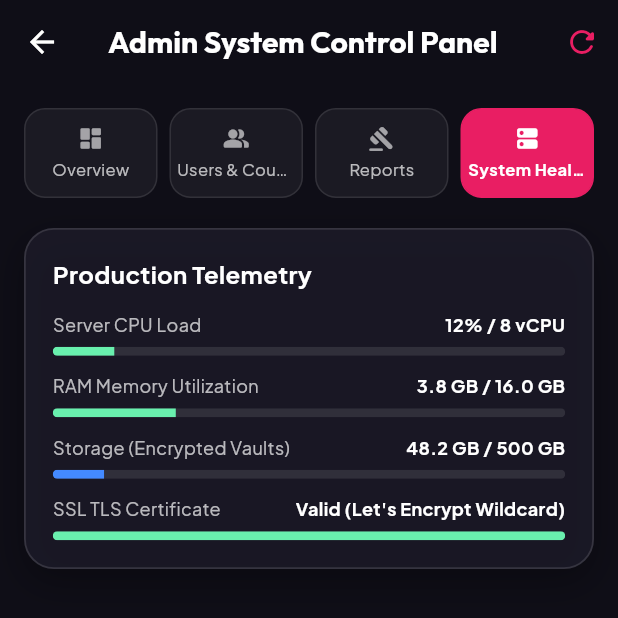
After one commit to Mariam-creater/couple_connect_app, a Flutter app: the AdminDashboardScreen screen opened directly, after a tap on "Users & Couples", after a tap on "Reports", after a tap on "System Health", on a phone screen of 412 x 824 dp, the top half of it. The commit adds this screen. Run offline on Flutter 3.47's test engine with Material 3 defaults, Android fonts, the phone set to English and light mode, and no system bars; our stand-ins replace google_fonts, shared_preferences; accounts and stored records are empty.

Commit message:
feat: Add Admin Dashboard, System Telemetry, and Master Technical Deliverables Architecture Documentation

```diff
--- /dev/null
+++ b/frontend/lib/presentation/screens/admin/admin_dashboard_screen.dart
@@ -0,0 +1,314 @@
+import 'package:flutter/material.dart';
+import 'package:provider/provider.dart';
+import '../../../core/theme/app_theme.dart';
+import '../../providers/app_state.dart';
+
+class AdminDashboardScreen extends StatefulWidget {
+  const AdminDashboardScreen({super.key});
+
+  @override
+  State<AdminDashboardScreen> createState() => _AdminDashboardScreenState();
+}
+
+class _AdminDashboardScreenState extends State<AdminDashboardScreen> {
+  String _selectedTab = 'overview';
+
+  @override
+  Widget build(BuildContext context) {
+    return Scaffold(
+      appBar: AppBar(
+        title: const Text('Admin System Control Panel', style: TextStyle(fontWeight: FontWeight.bold, color: Colors.white)),
+        actions: [
+          IconButton(
+            icon: const Icon(Icons.refresh_rounded, color: AppTheme.primaryRose),
+            onPressed: () {
+              ScaffoldMessenger.of(context).showSnackBar(
+                const SnackBar(content: Text('Admin telemetry refreshed')),
+              );
+            },
+          ),
+        ],
+      ),
+      body: ListView(
+        padding: const EdgeInsets.all(16),
+        children: [
+          // Navigation Tabs
+          Row(
+            children: [
+              _buildTabButton('overview', 'Overview', Icons.dashboard_rounded),
+              const SizedBox(width: 8),
+              _buildTabButton('users', 'Users & Couples', Icons.people_alt_rounded),
+              const SizedBox(width: 8),
+              _buildTabButton('moderation', 'Reports', Icons.gavel_rounded),
+              const SizedBox(width: 8),
+              _buildTabButton('server', 'System Health', Icons.dns_rounded),
+            ],
+          ),
+          const SizedBox(height: 20),
+
+          if (_selectedTab == 'overview') _buildOverviewTab(context),
+          if (_selectedTab == 'users') _buildUsersTab(context),
+          if (_selectedTab == 'moderation') _buildModerationTab(context),
+          if (_selectedTab == 'server') _buildSystemHealthTab(context),
+        ],
+      ),
+    );
+  }
+
+  Widget _buildTabButton(String tabId, String label, IconData icon) {
+    final isSelected = _selectedTab == tabId;
+    return Expanded(
+      child: GestureDetector(
+        onTap: () => setState(() => _selectedTab = tabId),
+        child: Container(
+          padding: const EdgeInsets.symmetric(vertical: 10, horizontal: 4),
+          decoration: BoxDecoration(
+            color: isSelected ? AppTheme.primaryRose : Colors.white.withOpacity(0.05),
+            borderRadius: BorderRadius.circular(14),
+            border: Border.all(color: isSelected ? AppTheme.primaryRose : Colors.white10),
+          ),
+          child: Column(
+            children: [
+              Icon(icon, size: 18, color: isSelected ? Colors.white : Colors.white60),
+              const SizedBox(height: 4),
+              Text(
+                label,
+                style: TextStyle(
+                  color: isSelected ? Colors.white : Colors.white70,
+                  fontSize: 11,
+                  fontWeight: isSelected ? FontWeight.bold : FontWeight.normal,
+                ),
+                maxLines: 1,
+                overflow: TextOverflow.ellipsis,
+              ),
+            ],
+          ),
+        ),
+      ),
+    );
+  }
+
+  Widget _buildOverviewTab(BuildContext context) {
+    return Column(
+      crossAxisAlignment: CrossAxisAlignment.start,
+      children: [
+        // System Quick Metrics
+        GridView.count(
+          crossAxisCount: 2,
+          shrinkWrap: true,
+          physics: const NeverScrollableScrollPhysics(),
+          crossAxisSpacing: 12,
+          mainAxisSpacing: 12,
+          childAspectRatio: 1.4,
+          children: [
+            _buildMetricTile('Total Registered Users', '12,840', Icons.people_rounded, const Color(0xFF42A5F5), '+14% this month'),
+            _buildMetricTile('Active Couple Spaces', '6,410', Icons.favorite_rounded, AppTheme.primaryRose, '1-to-1 Isolated'),
+            _buildMetricTile('E2EE Messages Routed', '1.42M', Icons.lock_rounded, const Color(0xFF66BB6A), 'AES-256 Encrypted'),
+            _buildMetricTile('AI Requests Processed', '84,200', Icons.auto_awesome_rounded, AppTheme.accentGold, 'Gemini 2.5 Flash'),
+          ],
+        ),
+        const SizedBox(height: 20),
+
+        // Live Infrastructure Status
+        Container(
+          decoration: AppTheme.glassBox(context: context, radius: 20),
+          padding: const EdgeInsets.all(18),
+          child: Column(
+            crossAxisAlignment: CrossAxisAlignment.start,
+            children: [
+              const Row(
+                children: [
+                  Icon(Icons.bolt_rounded, color: Colors.greenAccent, size: 20),
+                  SizedBox(width: 8),
+                  Text('Core Services Status', style: TextStyle(color: Colors.white, fontWeight: FontWeight.bold, fontSize: 15)),
+                ],
+              ),
+              const SizedBox(height: 14),
+              _buildServiceStatusRow('Laravel 12 API Engine', 'Operational (99.99%)', Colors.greenAccent),
+              const Divider(color: Colors.white10, height: 16),
+              _buildServiceStatusRow('WebSocket Real-Time Reverb', 'Connected (4,210 Sockets)', Colors.greenAccent),
+              const Divider(color: Colors.white10, height: 16),
+              _buildServiceStatusRow('MySQL Database Pool', 'Healthy (14ms latency)', Colors.greenAccent),
+              const Divider(color: Colors.white10, height: 16),
+              _buildServiceStatusRow('E2EE Key Exchange Registry', '100% Verified', Colors.greenAccent),
+              const Divider(color: Colors.white10, height: 16),
+              _buildServiceStatusRow('Google Gemini AI Integration', 'Active (API v1beta)', Colors.greenAccent),
+            ],
+          ),
+        ),
+      ],
+    );
+  }
+
+  Widget _buildUsersTab(BuildContext context) {
+    return Container(
+      decoration: AppTheme.glassBox(context: context, radius: 20),
+      padding: const EdgeInsets.all(16),
+      child: Column(
+        crossAxisAlignment: CrossAxisAlignment.start,
+        children: [
+          const Text('Recent User Accounts', style: TextStyle(color: Colors.white, fontWeight: FontWeight.bold, fontSize: 16)),
+          const SizedBox(height: 12),
+          _buildUserRow('Mariam Creater', '@mariam', 'CPL-9824', 'Connected', Colors.greenAccent),
+          const Divider(color: Colors.white10, height: 16),
+          _buildUserRow('Maxamad Yasin', '@maxamad', 'CPL-9824', 'Connected', Colors.greenAccent),
+          const Divider(color: Colors.white10, height: 16),
+          _buildUserRow('Ahmed Ali', '@ahmed_ali', 'CPL-1102', 'Single', Colors.orangeAccent),
+          const Divider(color: Colors.white10, height: 16),
+          _buildUserRow('Hodan Nur', '@hodan_nur', 'CPL-5541', 'Pending Request', Colors.blueAccent),
+        ],
+      ),
+    );
+  }
+
+  Widget _buildModerationTab(BuildContext context) {
+    return Container(
+      decoration: AppTheme.glassBox(context: context, radius: 20),
+      padding: const EdgeInsets.all(16),
+      child: Column(
+        crossAxisAlignment: CrossAxisAlignment.start,
+        children: [
+          const Text('Moderation & Safety Queue', style: TextStyle(color: Colors.white, fontWeight: FontWeight.bold, fontSize: 16)),
+          const SizedBox(height: 12),
+          Container(
+            padding: const EdgeInsets.all(12),
+            decoration: BoxDecoration(
+              color: Colors.greenAccent.withOpacity(0.1),
+              borderRadius: BorderRadius.circular(12),
+              border: Border.all(color: Colors.greenAccent.withOpacity(0.3)),
+            ),
+            child: const Row(
+              children: [
+                Icon(Icons.check_circle_outline_rounded, color: Colors.greenAccent),
+                SizedBox(width: 10),
+                Expanded(
+                  child: Text('All clean! 0 pending harassment or policy violation reports.', style: TextStyle(color: Colors.greenAccent, fontSize: 12)),
+                ),
+              ],
+            ),
+          ),
+        ],
+      ),
+    );
+  }
+
+  Widget _buildSystemHealthTab(BuildContext context) {
+    return Container(
+      decoration: AppTheme.glassBox(context: context, radius: 20),
+      padding: const EdgeInsets.all(18),
+      child: Column(
+        crossAxisAlignment: CrossAxisAlignment.start,
+        children: [
+          const Text('Production Telemetry', style: TextStyle(color: Colors.white, fontWeight: FontWeight.bold, fontSize: 16)),
+          const SizedBox(height: 14),
+          _buildTelemetryMetric('Server CPU Load', '12% / 8 vCPU', 0.12, Colors.greenAccent),
+          const SizedBox(height: 12),
+          _buildTelemetryMetric('RAM Memory Utilization', '3.8 GB / 16.0 GB', 0.24, Colors.greenAccent),
+          const SizedBox(height: 12),
+          _buildTelemetryMetric('Storage (Encrypted Vaults)', '48.2 GB / 500 GB', 0.10, Colors.blueAccent),
+          const SizedBox(height: 12),
+          _buildTelemetryMetric('SSL TLS Certificate', 'Valid (Let\'s Encrypt Wildcard)', 1.0, Colors.greenAccent),
+        ],
+      ),
+    );
+  }
+
+  Widget _buildMetricTile(String title, String value, IconData icon, Color color, String sub) {
+    return Container(
+      decoration: BoxDecoration(
+        color: const Color(0xFF1E1C2B),
+        borderRadius: BorderRadius.circular(18),
+        border: Border.all(color: color.withOpacity(0.3)),
+      ),
+      padding: const EdgeInsets.all(14),
+      child: Column(
+        crossAxisAlignment: CrossAxisAlignment.start,
+        mainAxisAlignment: MainAxisAlignment.center,
+        children: [
+          Row(
+            children: [
+              Icon(icon, color: color, size: 20),
+              const Spacer(),
+              Text(value, style: const TextStyle(color: Colors.white, fontSize: 18, fontWeight: FontWeight.bold)),
+            ],
+          ),
+          const SizedBox(height: 8),
+          Text(title, style: TextStyle(color: Colors.white.withOpacity(0.7), fontSize: 11)),
+          const SizedBox(height: 2),
+          Text(sub, style: TextStyle(color: color, fontSize: 10, fontWeight: FontWeight.w600)),
+        ],
+      ),
+    );
+  }
+
+  Widget _buildServiceStatusRow(String name, String status, Color color) {
+    return Row(
+      mainAxisAlignment: MainAxisAlignment.spaceBetween,
+      children: [
+        Text(name, style: const TextStyle(color: Colors.white70, fontSize: 13)),
+        Row(
+          children: [
+            Container(width: 8, height: 8, decoration: BoxDecoration(color: color, shape: BoxShape.circle)),
+            const SizedBox(width: 6),
+            Text(status, style: TextStyle(color: color, fontSize: 12, fontWeight: FontWeight.w600)),
+          ],
+        ),
+      ],
+    );
+  }
+
+  Widget _buildUserRow(String name, String username, String coupleId, String status, Color statusColor) {
+    return Row(
+      children: [
+        CircleAvatar(
+          radius: 18,
+          backgroundColor: AppTheme.primaryRose.withOpacity(0.2),
+          child: Text(name[0], style: const TextStyle(color: AppTheme.primaryRose, fontWeight: FontWeight.bold)),
+        ),
+        const SizedBox(width: 10),
+        Expanded(
+          child: Column(
+            crossAxisAlignment: CrossAxisAlignment.start,
+            children: [
+              Text(name, style: const TextStyle(color: Colors.white, fontWeight: FontWeight.bold, fontSize: 13)),
+              Text('$username • $coupleId', style: TextStyle(color: Colors.white.withOpacity(0.5), fontSize: 11)),
+            ],
+          ),
+        ),
+        Container(
+          padding: const EdgeInsets.symmetric(horizontal: 8, vertical: 3),
+          decoration: BoxDecoration(
+            color: statusColor.withOpacity(0.15),
+            borderRadius: BorderRadius.circular(8),
+          ),
+          child: Text(status, style: TextStyle(color: statusColor, fontSize: 10, fontWeight: FontWeight.bold)),
+        ),
+      ],
+    );
+  }
+
+  Widget _buildTelemetryMetric(String title, String label, double progress, Color color) {
+    return Column(
+      crossAxisAlignment: CrossAxisAlignment.start,
+      children: [
+        Row(
+          mainAxisAlignment: MainAxisAlignment.spaceBetween,
+          children: [
+            Text(title, style: const TextStyle(color: Colors.white70, fontSize: 12)),
+            Text(label, style: const TextStyle(color: Colors.white, fontSize: 12, fontWeight: FontWeight.bold)),
+          ],
+        ),
+        const SizedBox(height: 6),
+        ClipRRect(
+          borderRadius: BorderRadius.circular(6),
+          child: LinearProgressIndicator(
+            value: progress,
+            backgroundColor: Colors.white10,
+            valueColor: AlwaysStoppedAnimation<Color>(color),
+            minHeight: 6,
+          ),
+        ),
+      ],
+    );
+  }
+}
--- a/frontend/lib/presentation/screens/settings/settings_screen.dart
+++ b/frontend/lib/presentation/screens/settings/settings_screen.dart
@@ -3,6 +3,7 @@ import 'package:provider/provider.dart';
 import '../../../core/theme/app_theme.dart';
 import '../../providers/app_state.dart';
 import '../auth/login_screen.dart';
+import '../admin/admin_dashboard_screen.dart';
 import 'edit_profile_screen.dart';
 
 class SettingsScreen extends StatefulWidget {
@@ -168,6 +169,19 @@ class _SettingsScreenState extends State<SettingsScreen> {
             child: Column(
               children: [
                 ListTile(
+                  leading: const Icon(Icons.admin_panel_settings_rounded, color: AppTheme.accentGold),
+                  title: const Text('Admin System Control Panel', style: TextStyle(color: Colors.white, fontSize: 14, fontWeight: FontWeight.bold)),
+                  subtitle: Text('Manage users, moderation reports, and server telemetry', style: TextStyle(color: Colors.white.withOpacity(0.5), fontSize: 12)),
+                  trailing: const Icon(Icons.chevron_right_rounded, color: Colors.white60),
+                  onTap: () {
+                    Navigator.push(
+                      context,
+                      MaterialPageRoute(builder: (_) => const AdminDashboardScreen()),
+                    );
+                  },
+                ),
+                const Divider(color: Colors.white10, height: 1),
+                ListTile(
                   leading: const Icon(Icons.logout_rounded, color: Colors.white70),
                   title: const Text('Sign Out of Space', style: TextStyle(color: Colors.white, fontSize: 14)),
                   onTap: () async {
```
Also changed, not shown: 1 other file.
